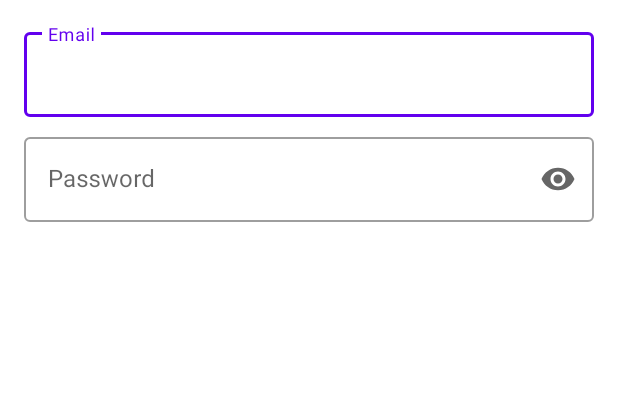
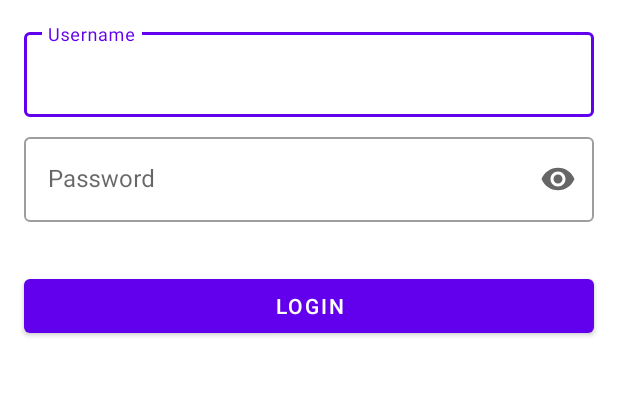
Before and after one commit to ascii-dresden/ascii-pay-android, an Android app: the layout password_prompt.xml on its own in the app's theme, with its tools: preview values and no code run, on a phone screen of 412 x 824 dp, the part 356-752 px from its top. Run offline under Robolectric (Android 15) with nearby library versions, the phone set to English and light mode, and no system bars.

Commit message:
added login funct in AccountDataManager

```diff
--- a/app/src/main/res/layout/password_prompt.xml
+++ b/app/src/main/res/layout/password_prompt.xml
@@ -41,7 +41,7 @@
         android:layout_marginStart="16dp"
         android:layout_marginTop="16dp"
         android:layout_marginEnd="16dp"
-        android:hint="@string/prompt_email"
+        android:hint="@string/prompt_username"
         app:layout_constraintEnd_toEndOf="parent"
         app:layout_constraintStart_toStartOf="parent"
         app:layout_constraintTop_toBottomOf="@+id/LoginTitle">>
@@ -87,11 +87,23 @@
         android:layout_marginTop="8dp"
         android:layout_marginEnd="16dp"
         android:text="@string/WrongCredentials"
+        android:textAppearance="@style/TextAppearance.Material3.BodyMedium"
+        android:textColor="@color/design_default_color_error"
+        android:visibility="gone"
         app:layout_constraintEnd_toEndOf="parent"
         app:layout_constraintStart_toStartOf="parent"
-        app:layout_constraintTop_toBottomOf="@id/AccountPasswordContainer"
-        android:textAppearance="@style/TextAppearance.Material3.BodyMedium"
-        android:textColor="@color/design_default_color_error"
-        android:visibility="gone"/>
+        app:layout_constraintTop_toBottomOf="@id/AccountPasswordContainer" />
+
+    <com.google.android.material.button.MaterialButton
+        android:id="@+id/loginButton"
+        android:layout_width="0dp"
+        android:layout_height="wrap_content"
+        android:layout_marginStart="16dp"
+        android:layout_marginTop="32dp"
+        android:layout_marginEnd="16dp"
+        android:text="Login"
+        app:layout_constraintEnd_toEndOf="parent"
+        app:layout_constraintStart_toStartOf="parent"
+        app:layout_constraintTop_toBottomOf="@+id/LoginErrorMessage" />
 
 </androidx.constraintlayout.widget.ConstraintLayout>
--- a/app/src/main/res/values/strings.xml
+++ b/app/src/main/res/values/strings.xml
@@ -10,7 +10,7 @@
     <string name="visualCardFormat">%1s\n%2s</string>
     <string name="addCard">Add Card</string>
     <string name="title_activity_ascii_login">ascii_login</string>
-    <string name="prompt_email">Email</string>
+    <string name="prompt_username">Username</string>
     <string name="prompt_password">Password</string>
     <string name="action_sign_in">Sign in or register</string>
     <string name="action_sign_in_short">Sign in</string>
@@ -22,4 +22,6 @@
     <string name="ascii_pay_login">Ascii Pay Login</string>
     <string name="LoginOption">Login</string>
     <string name="WrongCredentials">Username or password are incorrect. Please try again.</string>
+    <!-- Strings related to login -->
+    <string name="prompt_email">Email</string>
 </resources>
```
Also changed, not shown: app/src/main/java/org/ascii/asciiPayCompanion/accountManagement/AccountDataManager.kt (+25 -2 lines), app/src/main/java/org/ascii/asciiPayCompanion/accountManagement/LoginError.kt (added, +7 -0 lines).
